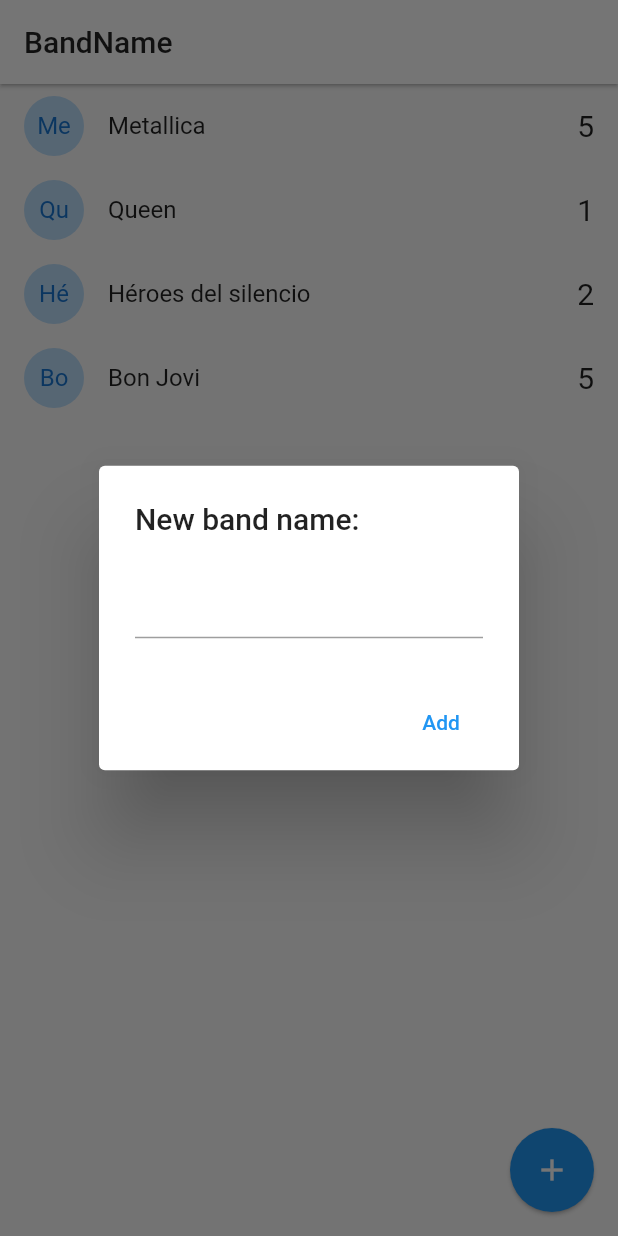
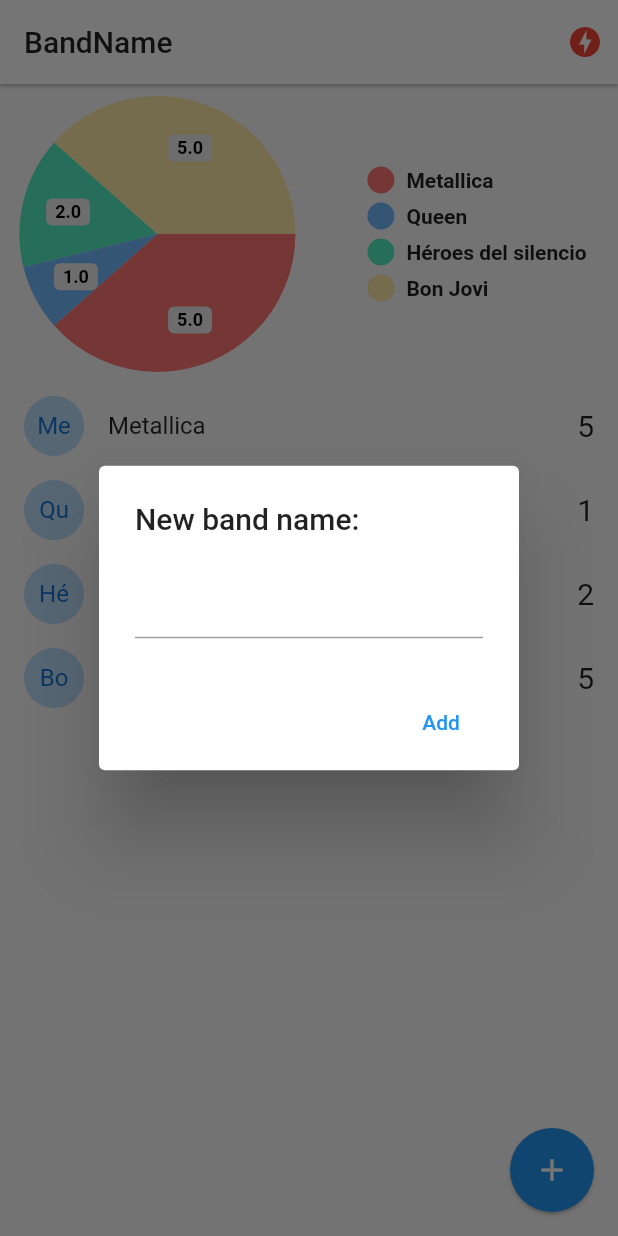
Before and after one commit to intromasterfull33/flutter-bandnames-socket, a Flutter app: the screen it shows after launch, after a tap on the "add" icon, on a phone screen of 412 x 824 dp. Run offline on Flutter 3.47's test engine with Material 2 defaults, Android fonts, the phone set to English and light mode, and no system bars; drawn by our look-alikes of pie_chart; our stand-ins replace socket_io_client; network calls fail.

Commit message:
App terminada

```diff
--- a/lib/main.dart
+++ b/lib/main.dart
@@ -1,18 +1,22 @@
 import 'package:band_names/pages/home.dart';
+import 'package:band_names/pages/status.dart';
+import 'package:band_names/services/socket_service.dart';
 import 'package:flutter/material.dart';
+import 'package:provider/provider.dart';
 
 void main() => runApp(MyApp());
 
 class MyApp extends StatelessWidget {
   @override
   Widget build(BuildContext context) {
-    return MaterialApp(
-      debugShowCheckedModeBanner: false,
-      title: 'Material App',
-      initialRoute: 'home',
-      routes: {
-        "home": (_) => HomePage(),
-      },
+    return MultiProvider(
+      providers: [ChangeNotifierProvider(create: (_) => SocketService())],
+      child: MaterialApp(
+        debugShowCheckedModeBanner: false,
+        title: 'Material App',
+        initialRoute: 'home',
+        routes: {"home": (_) => HomePage(), "status": (_) => StatusPage()},
+      ),
     );
   }
 }
--- a/lib/models/band.dart
+++ b/lib/models/band.dart
@@ -5,6 +5,8 @@ class Band {
 
   Band({this.id, this.name, this.votes});
 
-  factory Band.fromMap(Map<String, dynamic> obj) =>
-      Band(id: obj['id'], name: obj['name'], votes: obj['votes']);
+  factory Band.fromMap(Map<String, dynamic> obj) => Band(
+      id: obj.containsKey('id') ? obj['id'] : 'no-id',
+      name: obj.containsKey('name') ? obj['name'] : 'no-name',
+      votes: obj.containsKey('votes') ? obj['votes'] : 'no-votes');
 }
--- a/lib/pages/home.dart
+++ b/lib/pages/home.dart
@@ -1,8 +1,11 @@
 import 'dart:io';
 
 import 'package:band_names/models/band.dart';
+import 'package:band_names/services/socket_service.dart';
 import 'package:flutter/cupertino.dart';
 import 'package:flutter/material.dart';
+import 'package:pie_chart/pie_chart.dart';
+import 'package:provider/provider.dart';
 
 class HomePage extends StatefulWidget {
   @override
@@ -18,7 +21,23 @@ class _HomePageState extends State<HomePage> {
   ];
 
   @override
+  void initState() {
+    final socketService = Provider.of<SocketService>(context, listen: false);
+
+    socketService.socket.on('active-bands', _handleActiveBands);
+    super.initState();
+  }
+
+  _handleActiveBands(dynamic payload) {
+    this.bands = (payload as List).map((band) => Band.fromMap(band)).toList();
+
+    setState(() {});
+  }
+
+  @override
   Widget build(BuildContext context) {
+    final socketService = Provider.of<SocketService>(context);
+
     return Scaffold(
       appBar: AppBar(
         title: Text(
@@ -27,10 +46,31 @@ class _HomePageState extends State<HomePage> {
         ),
         backgroundColor: Colors.white,
         elevation: 1,
+        actions: [
+          Container(
+            margin: EdgeInsets.only(right: 10.0),
+            child: (socketService.serverStatus == ServerStatus.Online)
+                ? Icon(
+                    Icons.check_circle,
+                    color: Colors.blue[300],
+                  )
+                : Icon(
+                    Icons.offline_bolt,
+                    color: Colors.red,
+                  ),
+          ),
+        ],
       ),
-      body: ListView.builder(
-          itemCount: bands.length,
-          itemBuilder: (context, i) => _bandTile(bands[i])),
+      body: Column(
+        children: [
+          _showGraph(),
+          Expanded(
+            child: ListView.builder(
+                itemCount: bands.length,
+                itemBuilder: (context, i) => _bandTile(bands[i])),
+          ),
+        ],
+      ),
       floatingActionButton: FloatingActionButton(
         child: Icon(Icons.add),
         elevation: 1,
@@ -40,13 +80,11 @@ class _HomePageState extends State<HomePage> {
   }
 
   Widget _bandTile(Band band) {
+    final socketService = Provider.of<SocketService>(context);
     return Dismissible(
       key: Key(band.id),
       direction: DismissDirection.startToEnd,
-      onDismissed: (direction) {
-        //print('direction: ${direction}');
-        print('id: ${band.id}');
-      },
+      onDismissed: (_) => socketService.emit('delete-band', {'id': band.id}),
       background: Container(
         padding: EdgeInsets.only(left: 8.0),
         color: Colors.red,
@@ -62,9 +100,7 @@ class _HomePageState extends State<HomePage> {
         ),
         title: Text(band.name),
         trailing: Text('${band.votes}', style: TextStyle(fontSize: 20)),
-        onTap: () {
-          print(band.name);
-        },
+        onTap: () => socketService.socket.emit('vote-band', {'id': band.id}),
       ),
     );
   }
@@ -119,10 +155,21 @@ class _HomePageState extends State<HomePage> {
 
   void addBandToList(String name) {
     if (name.length > 1) {
-      this
-          .bands
-          .add(new Band(id: DateTime.now().toString(), name: name, votes: 5));
+      final socketService = Provider.of<SocketService>(context, listen: false);
+
+      socketService.emit('add-band', {'name': name});
     }
     Navigator.pop(context);
   }
+
+  Widget _showGraph() {
+    Map<String, double> dataMap = new Map();
+    //dataMap.putIfAbsent('Flutter', () => 5);
+    bands.forEach((band) {
+      dataMap.putIfAbsent(band.name, () => band.votes.toDouble());
+    });
+
+    return Container(
+        width: double.infinity, height: 200, child: PieChart(dataMap: dataMap));
+  }
 }
--- /dev/null
+++ b/lib/services/socket_service.dart
@@ -0,0 +1,36 @@
+import 'package:flutter/material.dart';
+import 'package:socket_io_client/socket_io_client.dart' as IO;
+
+enum ServerStatus { Online, Offline, Connecting }
+
+class SocketService with ChangeNotifier {
+  ServerStatus _serverStatus = ServerStatus.Connecting;
+  IO.Socket _socket;
+
+  ServerStatus get serverStatus => this._serverStatus;
+  IO.Socket get socket => this._socket;
+
+  Function get emit => this._socket.emit;
+
+  SocketService() {
+    this._initConfig();
+  }
+
+  void _initConfig() {
+    //Dart client
+    this._socket = IO.io('http://192.168.1.64:3000/', {
+      'transports': ['websocket'],
+      'autoConnect': true
+    });
+    this._socket.on('connect', (_) {
+      this._serverStatus = ServerStatus.Online;
+      notifyListeners();
+    });
+
+    this._socket.on('disconnect', (_) {
+      this._serverStatus = ServerStatus.Offline;
+      notifyListeners();
+    });
+
+  }
+}
--- a/pubspec.yaml
+++ b/pubspec.yaml
@@ -28,6 +28,9 @@ dependencies:
   # The following adds the Cupertino Icons font to your application.
   # Use with the CupertinoIcons class for iOS style icons.
   cupertino_icons: ^0.1.3
+  socket_io_client: ^0.9.10
+  provider: ^4.3.1
+  pie_chart: ^3.1.1
 
 dev_dependencies:
   flutter_test:
```
Also changed, not shown: lib/pages/status.dart (added, +27 -0 lines), pubspec.lock, 1 other file.
